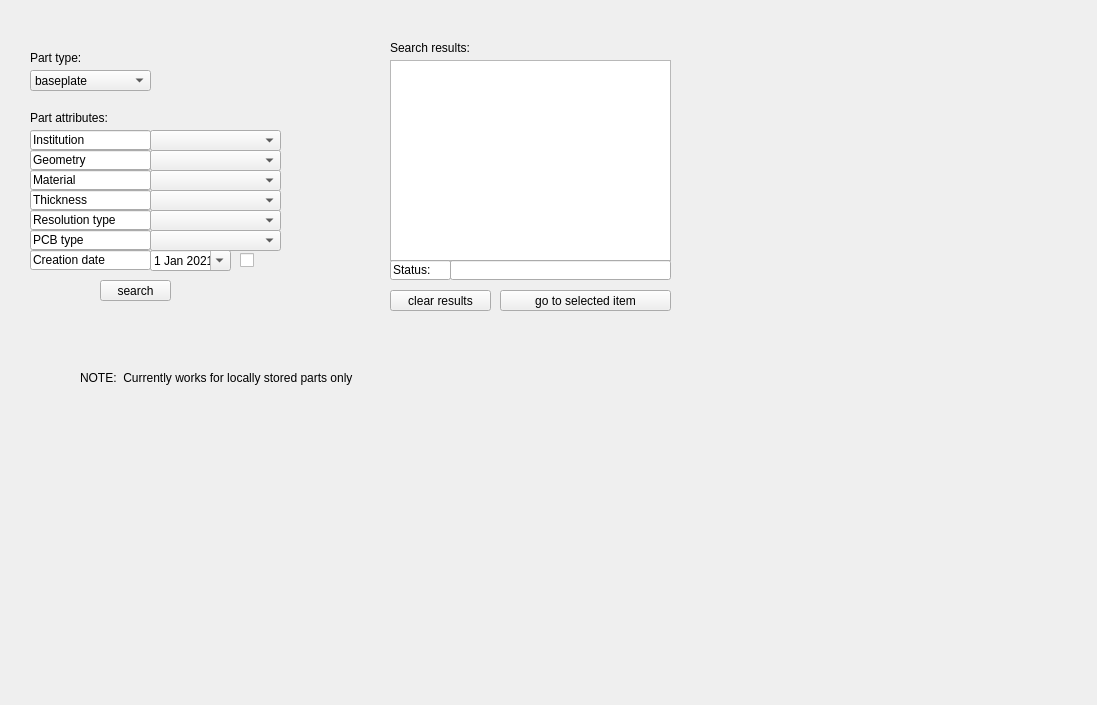
Qt form pages_ui/search.ui (IncandelaLab/SharedUI) before a commit.
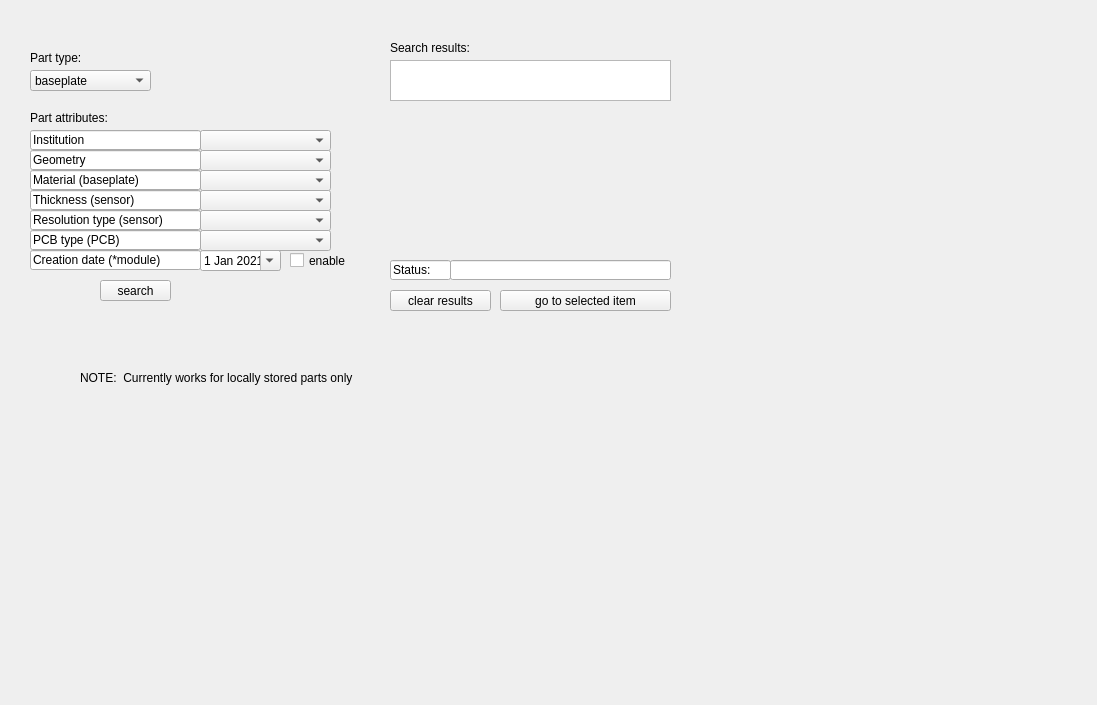
The same form after that commit.

Commit message: Search page v2 working!

Diff of the .ui file:
```diff
--- a/pages_ui/search.ui
+++ b/pages_ui/search.ui
@@ -19,7 +19,7 @@
      <x>390</x>
      <y>60</y>
      <width>281</width>
-     <height>201</height>
+     <height>41</height>
     </rect>
    </property>
   </widget>
@@ -136,7 +136,7 @@
   <widget class="QComboBox" name="cbInstitution">
    <property name="geometry">
     <rect>
-     <x>150</x>
+     <x>200</x>
      <y>130</y>
      <width>131</width>
      <height>21</height>
@@ -186,7 +186,7 @@
     <rect>
      <x>30</x>
      <y>130</y>
-     <width>121</width>
+     <width>171</width>
      <height>20</height>
     </rect>
    </property>
@@ -200,7 +200,7 @@
   <widget class="QComboBox" name="cbShape">
    <property name="geometry">
     <rect>
-     <x>150</x>
+     <x>200</x>
      <y>150</y>
      <width>131</width>
      <height>21</height>
@@ -255,7 +255,7 @@
     <rect>
      <x>30</x>
      <y>150</y>
-     <width>121</width>
+     <width>171</width>
      <height>20</height>
     </rect>
    </property>
@@ -320,7 +320,7 @@
   <widget class="QComboBox" name="cbMaterial">
    <property name="geometry">
     <rect>
-     <x>150</x>
+     <x>200</x>
      <y>170</y>
      <width>131</width>
      <height>21</height>
@@ -350,12 +350,12 @@
     <rect>
      <x>30</x>
      <y>170</y>
-     <width>121</width>
+     <width>171</width>
      <height>20</height>
     </rect>
    </property>
    <property name="text">
-    <string>Material</string>
+    <string>Material (baseplate)</string>
    </property>
    <property name="readOnly">
     <bool>true</bool>
@@ -364,7 +364,7 @@
   <widget class="QComboBox" name="cbChannelDensity">
    <property name="geometry">
     <rect>
-     <x>150</x>
+     <x>200</x>
      <y>210</y>
      <width>131</width>
      <height>21</height>
@@ -392,7 +392,7 @@
   <widget class="QComboBox" name="cbThickness">
    <property name="geometry">
     <rect>
-     <x>150</x>
+     <x>200</x>
      <y>190</y>
      <width>131</width>
      <height>21</height>
@@ -427,12 +427,12 @@
     <rect>
      <x>30</x>
      <y>190</y>
-     <width>121</width>
+     <width>171</width>
      <height>20</height>
     </rect>
    </property>
    <property name="text">
-    <string>Thickness</string>
+    <string>Thickness (sensor)</string>
    </property>
    <property name="readOnly">
     <bool>true</bool>
@@ -443,12 +443,12 @@
     <rect>
      <x>30</x>
      <y>210</y>
-     <width>121</width>
+     <width>171</width>
      <height>20</height>
     </rect>
    </property>
    <property name="text">
-    <string>Resolution type</string>
+    <string>Resolution type (sensor)</string>
    </property>
    <property name="readOnly">
     <bool>true</bool>
@@ -460,7 +460,7 @@
    </property>
    <property name="geometry">
     <rect>
-     <x>150</x>
+     <x>200</x>
      <y>250</y>
      <width>81</width>
      <height>21</height>
@@ -482,12 +482,12 @@
     <rect>
      <x>30</x>
      <y>250</y>
-     <width>121</width>
+     <width>171</width>
      <height>20</height>
     </rect>
    </property>
    <property name="text">
-    <string>Creation date</string>
+    <string>Creation date (*module)</string>
    </property>
    <property name="readOnly">
     <bool>true</bool>
@@ -496,7 +496,7 @@
   <widget class="QComboBox" name="cbPCBType">
    <property name="geometry">
     <rect>
-     <x>150</x>
+     <x>200</x>
      <y>230</y>
      <width>131</width>
      <height>21</height>
@@ -554,12 +554,12 @@
     <rect>
      <x>30</x>
      <y>230</y>
-     <width>121</width>
+     <width>171</width>
      <height>20</height>
     </rect>
    </property>
    <property name="text">
-    <string>PCB type</string>
+    <string>PCB type (PCB)</string>
    </property>
    <property name="readOnly">
     <bool>true</bool>
@@ -568,14 +568,14 @@
   <widget class="QCheckBox" name="ckUseDate">
    <property name="geometry">
     <rect>
-     <x>240</x>
+     <x>290</x>
      <y>250</y>
-     <width>21</width>
+     <width>71</width>
      <height>21</height>
     </rect>
    </property>
    <property name="text">
-    <string/>
+    <string>enable</string>
    </property>
   </widget>
  </widget>
```
The commit also changes 6 other files.
